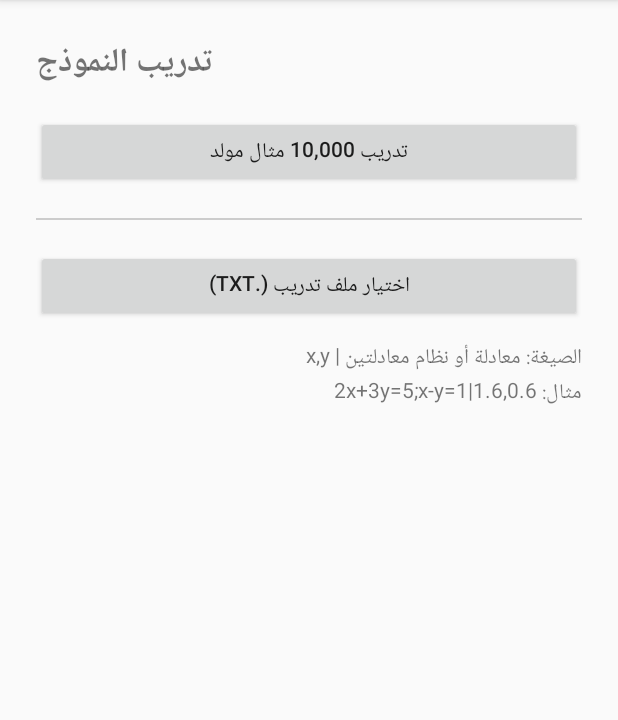
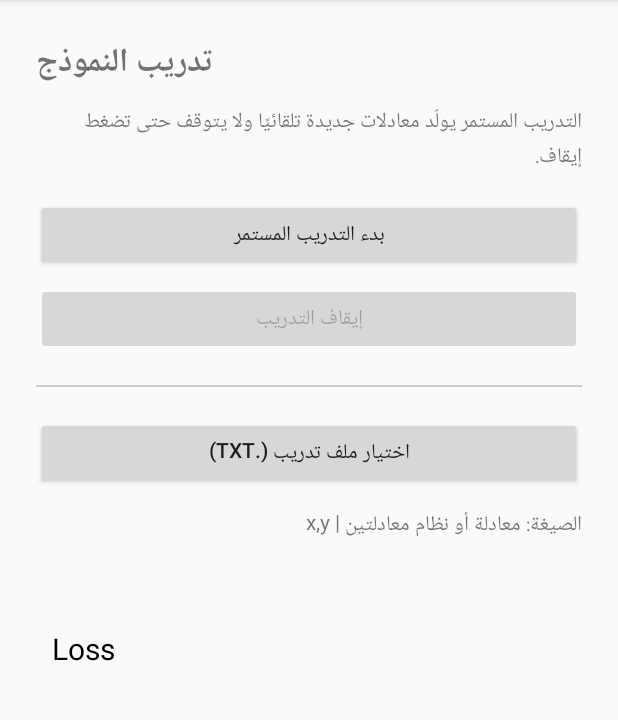
Before and after one commit to msabz/Al, an Android app: the TrainingActivity screen opened directly, with no data from a screen before it, on a phone screen of 412 x 824 dp, the part 84-804 px from its top. Run offline under Robolectric (Android 15) with nearby library versions, the light colour scheme and no system bars.

Commit message:
Update training UI for continuous learning and live loss

```diff
--- a/app/src/main/res/layout/activity_training.xml
+++ b/app/src/main/res/layout/activity_training.xml
@@ -1,17 +1,15 @@
 <?xml version="1.0" encoding="utf-8"?>
 <ScrollView xmlns:android="http://schemas.android.com/apk/res/android"
-    android:layout_width="match_parent"
-    android:layout_height="match_parent">
-    <LinearLayout
-        android:layout_width="match_parent"
-        android:layout_height="wrap_content"
-        android:orientation="vertical"
-        android:padding="24dp">
-        <TextView android:layout_width="wrap_content" android:layout_height="wrap_content" android:text="تدريب النموذج" android:textSize="22sp" android:textStyle="bold" android:layout_marginBottom="16dp"/>
-        <Button android:id="@+id/btnTrainRandom" android:layout_width="match_parent" android:layout_height="wrap_content" android:text="تدريب 10,000 مثال مولد"/>
-        <View android:layout_width="match_parent" android:layout_height="1dp" android:layout_marginVertical="20dp" android:background="#CCCCCC"/>
-        <Button android:id="@+id/btnLoadFile" android:layout_width="match_parent" android:layout_height="wrap_content" android:text="اختيار ملف تدريب (.txt)"/>
-        <TextView android:layout_width="match_parent" android:layout_height="wrap_content" android:layout_marginTop="12dp" android:text="الصيغة: معادلة أو نظام معادلتين | x,y\nمثال: 2x+3y=5;x-y=1|1.6,0.6"/>
-        <TextView android:id="@+id/textStatus" android:layout_width="match_parent" android:layout_height="wrap_content" android:layout_marginTop="24dp" android:textStyle="bold"/>
+    android:layout_width="match_parent" android:layout_height="match_parent">
+    <LinearLayout android:layout_width="match_parent" android:layout_height="wrap_content" android:orientation="vertical" android:padding="24dp">
+        <TextView android:layout_width="wrap_content" android:layout_height="wrap_content" android:text="تدريب النموذج" android:textSize="22sp" android:textStyle="bold"/>
+        <TextView android:layout_width="match_parent" android:layout_height="wrap_content" android:layout_marginTop="8dp" android:text="التدريب المستمر يولّد معادلات جديدة تلقائيًا ولا يتوقف حتى تضغط إيقاف."/>
+        <Button android:id="@+id/btnTrainRandom" android:layout_width="match_parent" android:layout_height="wrap_content" android:layout_marginTop="16dp" android:text="بدء التدريب المستمر"/>
+        <Button android:id="@+id/btnStopTraining" android:layout_width="match_parent" android:layout_height="wrap_content" android:layout_marginTop="8dp" android:text="إيقاف التدريب" android:enabled="false"/>
+        <View android:layout_width="match_parent" android:layout_height="1dp" android:layout_marginTop="20dp" android:background="#CCCCCC"/>
+        <Button android:id="@+id/btnLoadFile" android:layout_width="match_parent" android:layout_height="wrap_content" android:layout_marginTop="20dp" android:text="اختيار ملف تدريب (.txt)"/>
+        <TextView android:layout_width="match_parent" android:layout_height="wrap_content" android:layout_marginTop="12dp" android:text="الصيغة: معادلة أو نظام معادلتين | x,y"/>
+        <TextView android:id="@+id/textStatus" android:layout_width="match_parent" android:layout_height="wrap_content" android:layout_marginTop="20dp" android:textStyle="bold"/>
+        <com.example.equationsolver.LossChartView android:id="@+id/lossChart" android:layout_width="match_parent" android:layout_height="260dp" android:layout_marginTop="16dp"/>
     </LinearLayout>
 </ScrollView>
```
